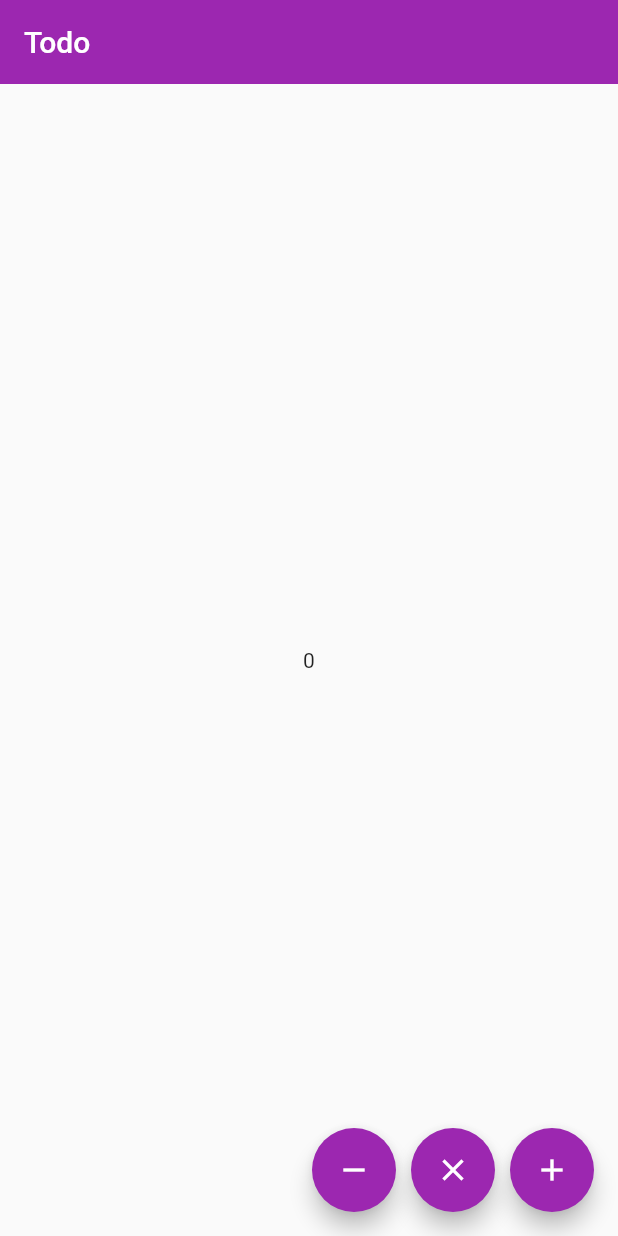
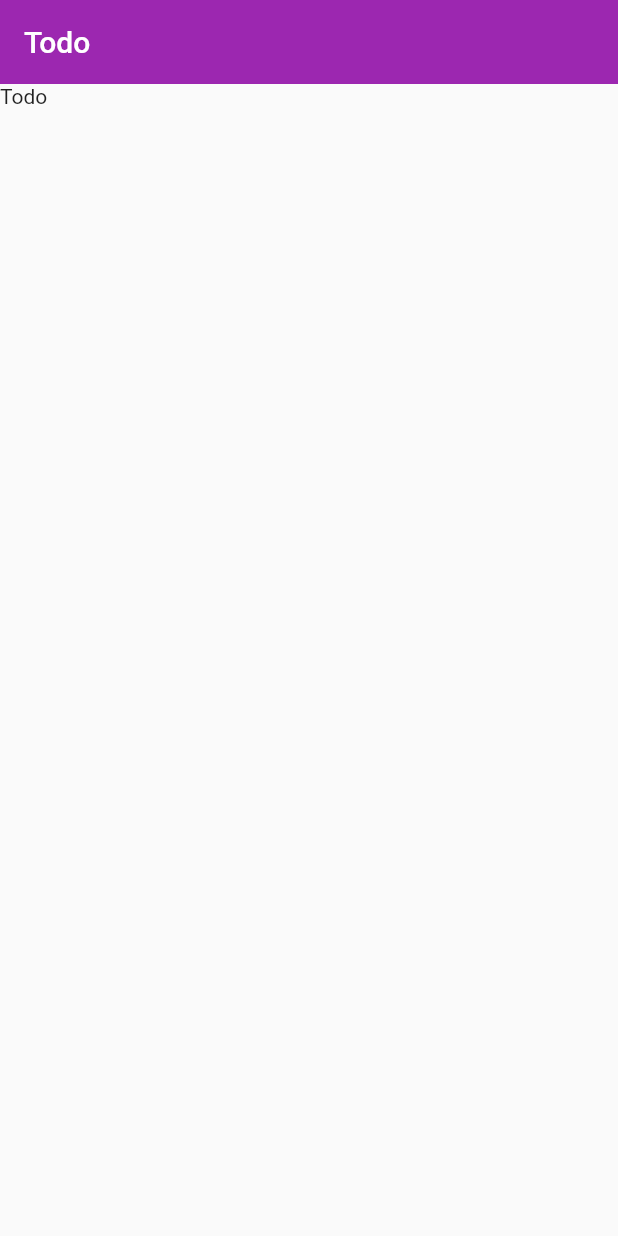
Before and after one commit to rajbahakdanyu/riverpod_cc, a Flutter app: the screen it shows after launch, on a phone screen of 412 x 824 dp. Run offline on Flutter 3.47's test engine with Material 2 defaults, Android fonts, the phone set to English and light mode, and no system bars; our stand-ins replace flutter_riverpod.

Commit message:
updated home screen

```diff
--- a/lib/screens/home.dart
+++ b/lib/screens/home.dart
@@ -1,7 +1,5 @@
 import 'package:flutter/material.dart';
 import 'package:flutter_riverpod/flutter_riverpod.dart';
-
-final counterProvider = StateProvider((ref) => 0);
 
 class HomeScreen extends ConsumerWidget {
   const HomeScreen({Key? key}) : super(key: key);
@@ -13,34 +11,9 @@ class HomeScreen extends ConsumerWidget {
         elevation: 0,
         title: const Text('Todo'),
       ),
-      body: Center(
-        child: Consumer(
-          builder: (context, ref, _) {
-            final count = ref.watch(counterProvider.state).state;
-            return Text('$count');
-          },
-        ),
-      ),
-      floatingActionButton: Row(
-        mainAxisSize: MainAxisSize.min,
-        children: [
-          FloatingActionButton(
-            heroTag: null,
-            onPressed: () => ref.read(counterProvider.state).state--,
-            child: const Icon(Icons.remove),
-          ),
-          const SizedBox(width: 10),
-          FloatingActionButton(
-            heroTag: null,
-            onPressed: () => ref.read(counterProvider.state).state = 0,
-            child: const Icon(Icons.close),
-          ),
-          const SizedBox(width: 10),
-          FloatingActionButton(
-            heroTag: null,
-            onPressed: () => ref.read(counterProvider.state).state++,
-            child: const Icon(Icons.add),
-          ),
+      body: Column(
+        children: const [
+          Text('Todo'),
         ],
       ),
     );
```
